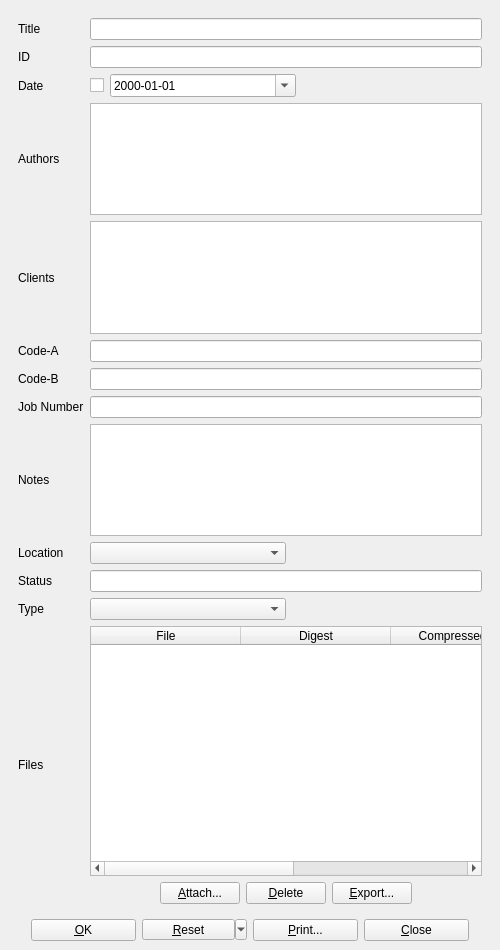
Above: UI/biblioteq_greyliteratureinfo.ui from textbrowser/biblioteq before the change. Below: the same form after it.
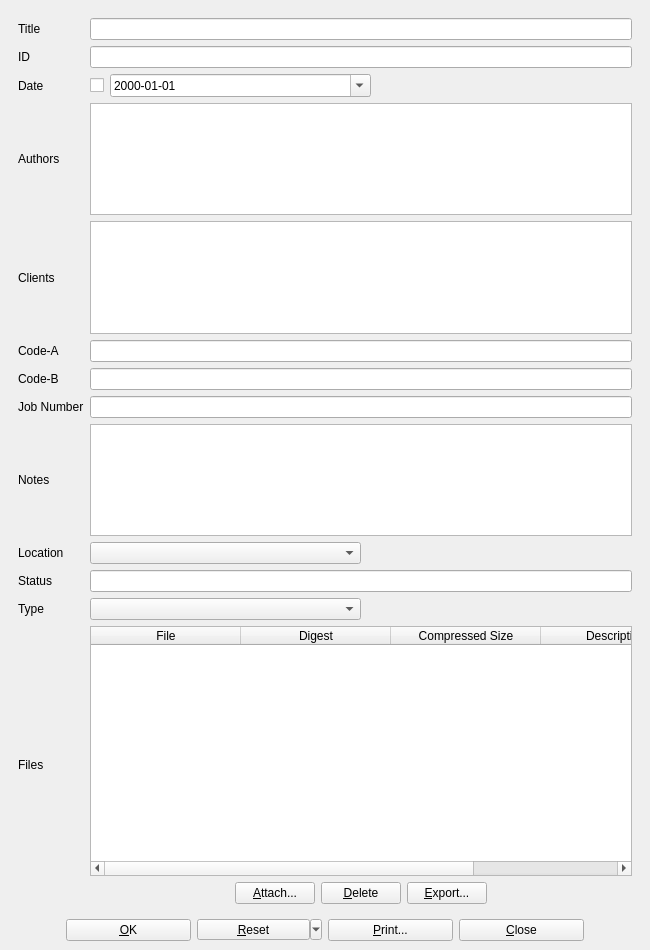
That is the form after the change. Icons and pictures are not drawn. Custom widgets are drawn as their Qt base class.

Diff of the .ui file:
```diff
--- a/UI/biblioteq_greyliteratureinfo.ui
+++ b/UI/biblioteq_greyliteratureinfo.ui
@@ -6,7 +6,7 @@
    <rect>
     <x>0</x>
     <y>0</y>
-    <width>500</width>
+    <width>650</width>
     <height>950</height>
    </rect>
   </property>
@@ -31,9 +31,9 @@
        <property name="geometry">
         <rect>
          <x>0</x>
-         <y>-33</y>
-         <width>462</width>
-         <height>929</height>
+         <y>0</y>
+         <width>616</width>
+         <height>920</height>
         </rect>
        </property>
        <layout class="QGridLayout" name="gridLayout">
@@ -444,15 +444,9 @@
       </item>
       <item>
        <widget class="QPushButton" name="okButton">
-        <property name="sizePolicy">
-         <sizepolicy hsizetype="Fixed" vsizetype="Fixed">
-          <horstretch>0</horstretch>
-          <verstretch>0</verstretch>
-         </sizepolicy>
-        </property>
         <property name="minimumSize">
          <size>
-          <width>105</width>
+          <width>125</width>
           <height>0</height>
          </size>
         </property>
@@ -469,7 +463,7 @@
        <widget class="QToolButton" name="resetButton">
         <property name="minimumSize">
          <size>
-          <width>105</width>
+          <width>125</width>
           <height>0</height>
          </size>
         </property>
@@ -485,7 +479,7 @@
        <widget class="QPushButton" name="printButton">
         <property name="minimumSize">
          <size>
-          <width>105</width>
+          <width>125</width>
           <height>0</height>
          </size>
         </property>
@@ -502,7 +496,7 @@
        <widget class="QPushButton" name="cancelButton">
         <property name="minimumSize">
          <size>
-          <width>105</width>
+          <width>125</width>
           <height>0</height>
          </size>
         </property>
```
